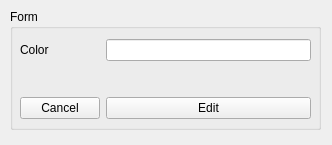
The window that application/ui/color_widget.ui (amir69prog/maydala-panel) describes before a commit, drawn with Qt 5.
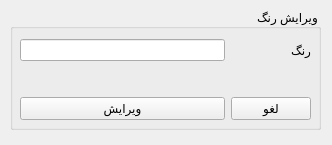
The same window after the commit.

Diff of the .ui file:
```diff
--- a/application/ui/color_widget.ui
+++ b/application/ui/color_widget.ui
@@ -13,6 +13,9 @@
   <property name="windowTitle">
    <string>Form</string>
   </property>
+  <property name="layoutDirection">
+   <enum>Qt::RightToLeft</enum>
+  </property>
   <widget class="QGroupBox" name="groupBox_3">
    <property name="geometry">
     <rect>
@@ -23,7 +26,7 @@
     </rect>
    </property>
    <property name="title">
-    <string>Form</string>
+    <string>ویرایش رنگ</string>
    </property>
    <widget class="QWidget" name="formLayoutWidget">
     <property name="geometry">
@@ -44,7 +47,7 @@
      <item row="0" column="0">
       <widget class="QLabel" name="label">
        <property name="text">
-        <string>Color</string>
+        <string>رنگ</string>
        </property>
       </widget>
      </item>
@@ -58,14 +61,14 @@
      <item row="1" column="0">
       <widget class="QPushButton" name="cancel_edit_btn">
        <property name="text">
-        <string>Cancel</string>
+        <string>لغو</string>
        </property>
       </widget>
      </item>
      <item row="1" column="1">
       <widget class="QPushButton" name="edit_btn">
        <property name="text">
-        <string>Edit</string>
+        <string>ویرایش</string>
        </property>
       </widget>
      </item>
```
